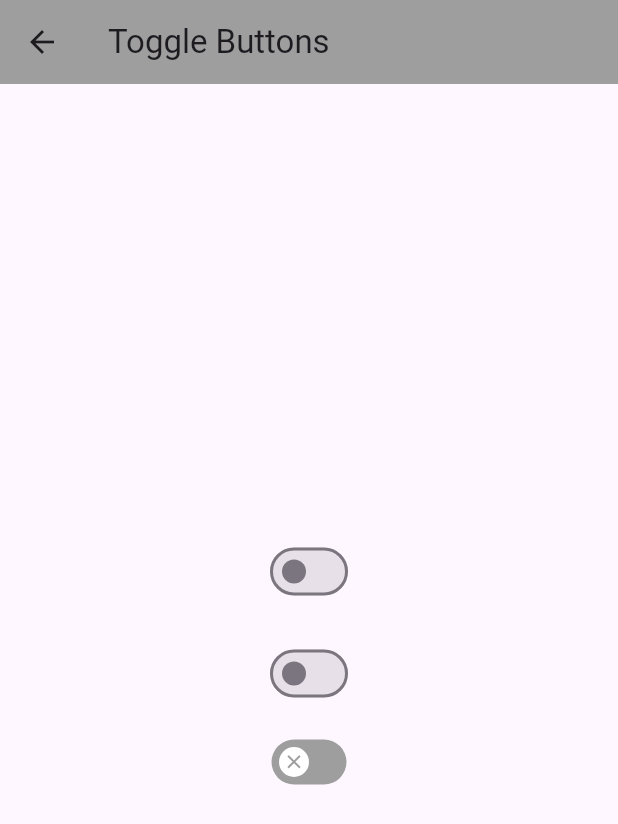
After one commit to suzeyy/CodeGriha_task, a Flutter app: the screen it shows after launch, after a tap on "Click here to open Toggle Buttons", on a phone screen of 412 x 824 dp. The commit adds this screen. Shown: the top 824 px of the screen. Run offline on Flutter 3.47's test engine with Material 3 defaults, Android fonts, the phone set to English and light mode, and no system bars; our stand-ins replace badges, carousel_slider, flutter_colorpicker, percent_indicator.

Commit message:
Added components

```diff
--- a/lib/home.dart
+++ b/lib/home.dart
@@ -128,6 +128,44 @@ class Home extends StatelessWidget {
                 },
               ),
               SizedBox(height: 20),
+              InkWell(
+                child: Container(
+                  padding: EdgeInsets.all(16),
+                  height: 50,
+                  width: 300,
+                  decoration: BoxDecoration(
+                    color: Colors.lightBlue,
+                    borderRadius: BorderRadius.circular(8.0),
+                  ),
+                  child: Center(
+                    child: Text('Click here to open Toggle Buttons'),
+                  ),
+                ),
+                onTap: () {
+                  Navigator.of(context)
+                      .pushNamed(RouteConstants.toggleButtonRoute);
+                },
+              ),
+              SizedBox(height: 20),
+              InkWell(
+                child: Container(
+                  padding: EdgeInsets.all(16),
+                  height: 50,
+                  width: 300,
+                  decoration: BoxDecoration(
+                    color: Colors.lightBlue,
+                    borderRadius: BorderRadius.circular(8.0),
+                  ),
+                  child: Center(
+                    child: Text('Click here to open Color Picker'),
+                  ),
+                ),
+                onTap: () {
+                  Navigator.of(context)
+                      .pushNamed(RouteConstants.colorPickersRoute);
+                },
+              ),
+              SizedBox(height: 20),
             ],
           ),
         ),
--- a/lib/main.dart
+++ b/lib/main.dart
@@ -1,5 +1,6 @@
 import 'package:codegriha_task/avatars.dart';
 import 'package:codegriha_task/carousel_sliders.dart';
+import 'package:codegriha_task/color_picker.dart';
 import 'package:codegriha_task/progress_indicator.dart';
 import 'package:codegriha_task/utils/route_constants.dart';
 import 'package:flutter/material.dart';
@@ -8,6 +9,7 @@ import 'package:codegriha_task/home.dart';
 import 'package:codegriha_task/checkboxes.dart';
 import 'package:codegriha_task/sliders.dart';
 import 'package:codegriha_task/badges.dart';
+import 'package:codegriha_task/toggle_button.dart';
 
 void main() {
   runApp(MaterialApp(
@@ -27,6 +29,8 @@ void main() {
       RouteConstants.avatarRoute: (context) => Avatars(),
       RouteConstants.progressIndicatorsRoute: (context) => ProgressIndicators(),
       RouteConstants.carouselSlidersRoute: (context) => CarouselSliders(),
+      RouteConstants.toggleButtonRoute: (context) => ToggleButton(),
+      RouteConstants.colorPickersRoute: (context) => ColorPickers(),
     },
   ));
 }
--- /dev/null
+++ b/lib/toggle_button.dart
@@ -0,0 +1,147 @@
+import 'package:flutter/material.dart';
+
+class ToggleButton extends StatefulWidget {
+  const ToggleButton({super.key});
+
+  @override
+  State<ToggleButton> createState() => _ToggleButtonState();
+}
+
+class _ToggleButtonState extends State<ToggleButton> {
+  bool isSwitched1 = false;
+  bool isSwitched2 = false;
+  bool isSwitched3 = false;
+
+  void _toggleSwitch1(bool value) {
+    setState(() {
+      isSwitched1 = value;
+    });
+  }
+
+  void _toggleSwitch2(bool value) {
+    setState(() {
+      isSwitched2 = value;
+    });
+  }
+
+  void _toggleSwitch3(bool value) {
+    setState(() {
+      isSwitched3 = value;
+    });
+  }
+
+  @override
+  Widget build(BuildContext context) {
+    return Scaffold(
+      appBar: AppBar(
+        title: Text('Toggle Buttons'),
+        backgroundColor: Colors.grey,
+        leading: IconButton(
+          icon: Icon(Icons.arrow_back),
+          onPressed: () {
+            // Navigate back to the previous page
+            Navigator.of(context).pop();
+          },
+        ),
+      ),
+      body: Center(
+          child: Column(
+        mainAxisAlignment: MainAxisAlignment.center,
+        children: [
+          Switch(
+            value: isSwitched1,
+            onChanged: _toggleSwitch1,
+            activeTrackColor: Colors.purple,
+            activeColor: Colors.white,
+          ),
+          SizedBox(height: 20),
+          Switch(
+            value: isSwitched2,
+            onChanged: _toggleSwitch2,
+            activeTrackColor: Color.fromARGB(232, 223, 221, 221),
+            activeColor: Colors.purple,
+          ),
+          SizedBox(height: 20),
+          CustomToggleButton(),
+        ],
+      )),
+    );
+  }
+}
+
+class CustomToggleButton extends StatefulWidget {
+  const CustomToggleButton({super.key});
+
+  @override
+  State<CustomToggleButton> createState() => _CustomToggleButtonState();
+}
+
+class _CustomToggleButtonState extends State<CustomToggleButton> {
+  bool isSwitched3 = false;
+
+  void _toggleSwitch3(bool value) {
+    setState(() {
+      isSwitched3 = value;
+    });
+  }
+
+  @override
+  Widget build(BuildContext context) {
+    return Center(
+      child: GestureDetector(
+        onTap: () {
+          _toggleSwitch3(!isSwitched3);
+        },
+        child: Container(
+          width: 50,
+          height: 30,
+          decoration: BoxDecoration(
+            borderRadius: BorderRadius.circular(15),
+            color: isSwitched3 ? Colors.purple : Colors.grey,
+          ),
+          child: Stack(
+            children: [
+              AnimatedAlign(
+                duration: Duration(milliseconds: 250),
+                curve: Curves.easeInOut,
+                alignment:
+                    isSwitched3 ? Alignment.centerRight : Alignment.centerLeft,
+                child: Container(
+                  margin: EdgeInsets.only(right: 5, left: 5),
+                  width: 20,
+                  height: 20,
+                  decoration: BoxDecoration(
+                    shape: BoxShape.circle,
+                    color: Colors.white,
+                  ),
+                  child: Center(
+                    child: AnimatedSwitcher(
+                      duration: Duration(milliseconds: 250),
+                      transitionBuilder:
+                          (Widget child, Animation<double> animation) {
+                        return ScaleTransition(child: child, scale: animation);
+                      },
+                      child: isSwitched3
+                          ? Icon(
+                              Icons.check,
+                              key: ValueKey('check'),
+                              color: Colors.purple,
+                              size: 15,
+                            )
+                          : Icon(
+                              Icons.close,
+                              key: ValueKey('close'),
+                              color: Colors.grey,
+                              size: 15,
+                            ),
+                    ),
+                  ),
+                ),
+              ),
+            ],
+          ),
+        ),
+      ),
+    );
+  }
+}
--- a/lib/utils/route_constants.dart
+++ b/lib/utils/route_constants.dart
@@ -7,4 +7,6 @@ class RouteConstants {
   static const String avatarRoute = "/avatars";
   static const String progressIndicatorsRoute = "/progressindicators";
   static const String carouselSlidersRoute = "/carouselsliders";
+  static const String toggleButtonRoute = "/togglebutton";
+  static const String colorPickersRoute = "/colorpicker";
 }
--- a/pubspec.yaml
+++ b/pubspec.yaml
@@ -38,6 +38,7 @@ dependencies:
   badges: ^3.1.2
   percent_indicator: ^4.2.3
   carousel_slider: ^4.2.1
+  flutter_colorpicker: ^1.1.0
 
 dev_dependencies:
   flutter_test:
```
Also changed, not shown: lib/color_picker.dart (added, +163 -0 lines), pubspec.lock.
